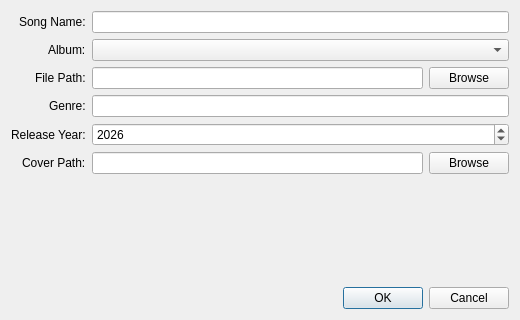
Qt form addsongdialog.ui (AliSadeghian2007/MusicPlayer) before a commit.
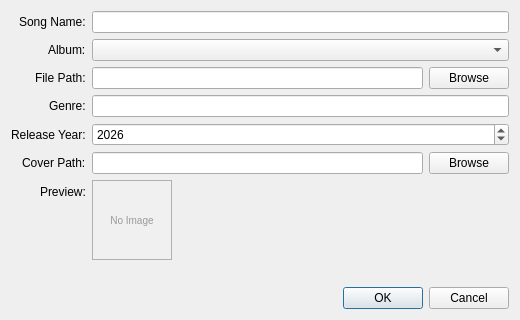
The same form after that commit.

Commit message: fix: cover images, ID generation, invisible album text, search/filter

Diff of the .ui file:
```diff
--- a/addsongdialog.ui
+++ b/addsongdialog.ui
@@ -117,6 +117,38 @@
        </item>
       </layout>
      </item>
+     <item row="6" column="0">
+      <widget class="QLabel" name="labelCoverPreviewCaption">
+       <property name="text">
+        <string>Preview:</string>
+       </property>
+      </widget>
+     </item>
+     <item row="6" column="1">
+      <widget class="QLabel" name="labelCoverPreview">
+       <property name="minimumSize">
+        <size>
+         <width>80</width>
+         <height>80</height>
+        </size>
+       </property>
+       <property name="maximumSize">
+        <size>
+         <width>80</width>
+         <height>80</height>
+        </size>
+       </property>
+       <property name="styleSheet">
+        <string notr="true">border: 1px solid #b0b0b0; background-color: #f0f0f0; color: #999999; font-size: 10px;</string>
+       </property>
+       <property name="text">
+        <string>No Image</string>
+       </property>
+       <property name="alignment">
+        <set>Qt::AlignCenter</set>
+       </property>
+      </widget>
+     </item>
 
     </layout>
    </item>
```
Left out of the diff: 1 changed line with no effect on the pictures. The commit also changes 18 other files.
